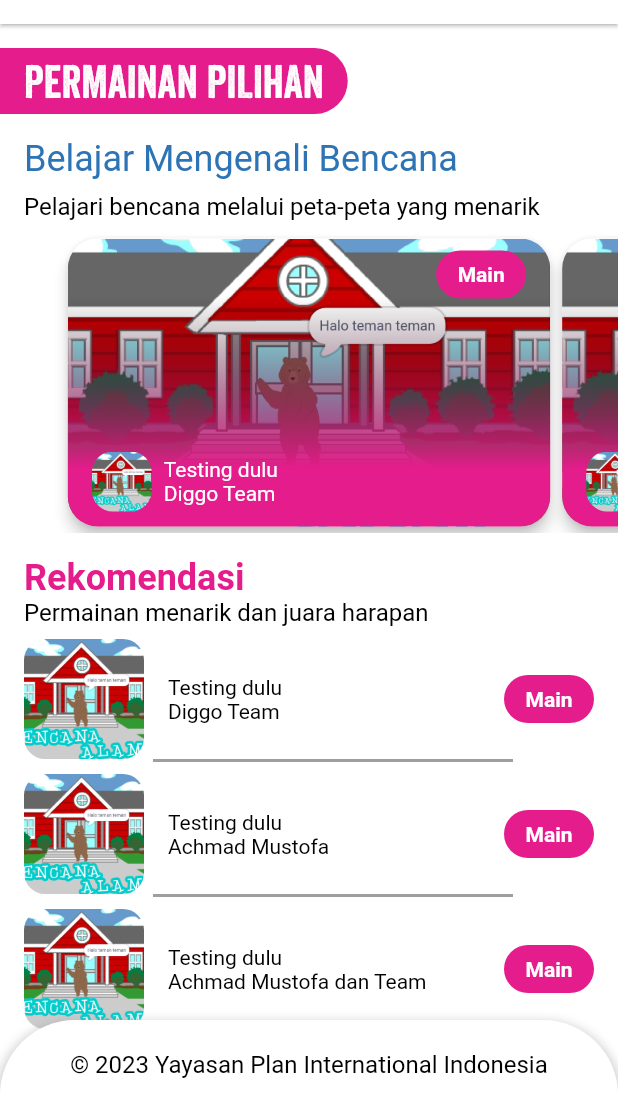
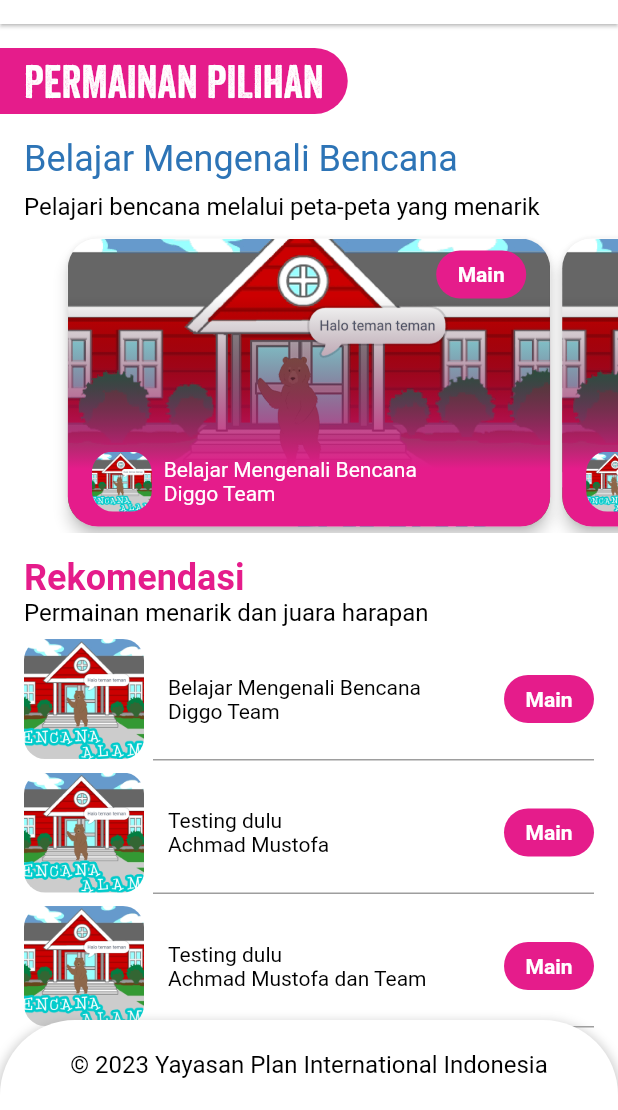
Before and after one commit to gofur/safe_school_game, a Flutter app: the GameList screen opened by its route, on a phone screen of 412 x 824 dp, the part 126-1236 px from its top. Run offline on Flutter 3.47's test engine with Material 2 defaults, Android fonts, the phone set to English and light mode, and no system bars; drawn by our look-alikes of auto_size_text; our stand-ins replace connectivity_plus, rxdart, webview_flutter; Roboto replaces fonts that are missing (Monserrat).

Commit message:
Update: game model

```diff
--- a/lib/game_item.dart
+++ b/lib/game_item.dart
@@ -1,16 +1,39 @@
 import 'package:auto_size_text/auto_size_text.dart';
 import 'package:flutter/material.dart';
+import 'package:safe_school_game/game_detail.dart';
 import 'package:safe_school_game/models/game.dart';
+import 'package:safe_school_game/utils/webview.dart';
+import 'package:url_launcher/url_launcher.dart';
 
 class GameItem extends StatelessWidget {
   final Game game;
   const GameItem({Key? key, required this.game}) : super(key: key);
 
+Future<void> _launchInWebViewOrVC(Uri url) async {
+    if (!await launchUrl(
+      url,
+      mode: LaunchMode.inAppWebView,
+    )) {
+      throw Exception('Could not launch $url');
+    }
+  }
+
+
   @override
   Widget build(BuildContext context) {
-    return Card(
+    return GestureDetector(
+      onTap: (){
+        // Pushing a route directly, WITHOUT using a named route
+        Navigator.of(context).push(
+          // With MaterialPageRoute, you can pass data between pages,
+          // but if you have a more complex app, you will quickly get lost.
+          MaterialPageRoute(
+            builder: (context) => GameDetail(game: game),
+          ),
+        );
+      },
+      child: Card(
         elevation: 4.0,
-      // color: color,
         shape: RoundedRectangleBorder(
           borderRadius: BorderRadius.circular(20),
         ),
@@ -44,7 +67,16 @@ class GameItem extends StatelessWidget {
                 crossAxisAlignment: CrossAxisAlignment.start,
                 mainAxisAlignment: MainAxisAlignment.spaceBetween,
                 children: <Widget>[
-                Padding(
+                  GestureDetector(
+                    onTap: (){
+                      // Navigator.of(context).push(MaterialPageRoute(
+                      //   builder: (BuildContext context) =>
+                      //       WebviewScaffold(url: game.url)));
+                        Uri url = Uri.parse(game.url);
+
+                      _launchInWebViewOrVC(url);
+                    },
+                    child: Padding(
                       padding: const EdgeInsets.only(top: 8.0),
                       child: Align(
                           alignment: Alignment.topRight,
@@ -66,6 +98,7 @@ class GameItem extends StatelessWidget {
                               textAlign: TextAlign.center,
                             ),
                           )),
+                    ),
                   ),
                   Row(
                     mainAxisAlignment: MainAxisAlignment.spaceBetween,
@@ -112,6 +145,7 @@ class GameItem extends StatelessWidget {
             ),
           ]),
         ),
+      ),
     );
   }
 }
@@ -122,7 +156,18 @@ class GameItemHorizontal extends StatelessWidget {
 
   @override
   Widget build(BuildContext context) {
-    return Row(mainAxisAlignment: MainAxisAlignment.spaceBetween, children: [
+    return GestureDetector(
+      onTap: () {
+        // Pushing a route directly, WITHOUT using a named route
+        Navigator.of(context).push(
+          // With MaterialPageRoute, you can pass data between pages,
+          // but if you have a more complex app, you will quickly get lost.
+          MaterialPageRoute(
+            builder: (context) => GameDetail(game: game),
+          ),
+        );
+      },
+      child: Row(mainAxisAlignment: MainAxisAlignment.spaceBetween, children: [
         Container(
           width: 80,
           height: 80,
@@ -137,8 +182,6 @@ class GameItemHorizontal extends StatelessWidget {
           ),
         ),
         const Padding(padding: EdgeInsets.only(left: 16.0)),
-
-
         Expanded(
           child: Column(
             crossAxisAlignment: CrossAxisAlignment.start,
@@ -154,12 +197,16 @@ class GameItemHorizontal extends StatelessWidget {
                 maxLines: 2,
                 style: const TextStyle(color: Colors.black),
               ),
-
             ],
           ),
         ),
-
-      Container(
+        GestureDetector(
+          onTap: () {
+              Navigator.of(context).push(MaterialPageRoute(
+                builder: (BuildContext context) =>
+                    WebviewScaffold(url: game.url)));
+          },
+          child: Container(
             width: 60,
             padding: const EdgeInsets.all(8.0),
             decoration: const BoxDecoration(
@@ -177,6 +224,8 @@ class GameItemHorizontal extends StatelessWidget {
               textAlign: TextAlign.center,
             ),
           ),
-    ]);
+        ),
+      ]),
+    );
   }
 }
--- a/lib/game_list.dart
+++ b/lib/game_list.dart
@@ -142,8 +142,8 @@ class _GameListState extends State<GameList> {
                             padding: const EdgeInsets.only(left: 86.0),
                             child: Container(
                               color: Colors.grey,
-                              height: 2.0,
-                              width: 240,
+                              height: 1.0,
+                              width: MediaQuery.of(context).size.width,
                             ),
                           ),
                           const SizedBox(
--- a/lib/main.dart
+++ b/lib/main.dart
@@ -20,7 +20,7 @@ class MyApp extends StatelessWidget {
       initialRoute: '/',
       routes: <String, WidgetBuilder>{
         '/': (context) => const HomePage(),
-        '/games': (context) => const GameList(),
+        '/games': (context) => const GameList()
       },
     );
   }
--- a/lib/models/game.dart
+++ b/lib/models/game.dart
@@ -1,16 +1,32 @@
-
 class Game {
   final String url;
   final String image;
   final String icon;
   final String title;
   final String author;
+  final String description;
+  final String difficult;
+  final String educationContent;
+  final String reference;
+  final String shortInformation;
+  final List<GameImages> images;
 
-  Game({
-    required this.url,
-    required this.image,
-    required this.icon,
-    required this.title,
-    required this.author
-  });
+  Game(
+      {required this.url,
+      required this.image,
+      required this.icon,
+      required this.title,
+      required this.author,
+      required this.description,
+      required this.difficult,
+      required this.educationContent,
+      required this.reference,
+      required this.shortInformation,
+      required this.images});
 }
+
+class GameImages {
+  final String images;
+
+  GameImages({required this.images});
+}
--- a/lib/resources/app_games.dart
+++ b/lib/resources/app_games.dart
@@ -2,27 +2,52 @@ import 'package:safe_school_game/models/game.dart';
 
 List<Game> appGames = [
   Game(
-      url: 'kiku.png',
+      url: 'https://simmer.io/@Pakqori/belajar-mengenali-bencana-diggo',
+      title: "Belajar Mengenali Bencana",
+      icon: "assets/images/kuki/kuki.png",
+      image: "assets/images/kuki/kuki.png",
+      author: "Diggo Team",
+      description: "Pelajari macam-macam",
+      difficult: "20",
+      educationContent: "30",
+      shortInformation: "Apa aja deh",
+      reference: "bla bla",
+      images: [
+        GameImages(images: "assets/images/kuki/kuki.png"),
+        GameImages(images: "assets/images/kuki/kuki.png"),
+        GameImages(images: "assets/images/kuki/kuki.png"),
+      ]),
+  Game(
+      url: 'https://www.google.com',
       title: "Testing dulu",
       icon: "assets/images/kuki/kuki.png",
       image: "assets/images/kuki/kuki.png",
-      author: "Diggo Team"),
+      author: "Achmad Mustofa",
+      description: "Pelajari macam-macam aja",
+      difficult: "10",
+      educationContent: "50",
+      shortInformation: "ok deh",
+      reference: "bla bla",
+      images: [
+        GameImages(images: "assets/images/kuki/kuki.png"),
+        GameImages(images: "assets/images/kuki/kuki.png"),
+        GameImages(images: "assets/images/kuki/kuki.png"),
+      ]),
   Game(
-      url: 'kiku.png',
+      url: 'https://www.google.com',
       title: "Testing dulu",
       icon: "assets/images/kuki/kuki.png",
       image: "assets/images/kuki/kuki.png",
-      author: "Achmad Mustofa"),
-  Game(
-      url: 'kiku.png',
-      title: "Testing dulu",
-      icon: "assets/images/kuki/kuki.png",
-      image: "assets/images/kuki/kuki.png",
-      author: "Achmad Mustofa dan Team"),
-  Game(
-      url: 'kiku.png',
-      title: "Testing dulu",
-      icon: "assets/images/kuki/kuki.png",
-      image: "assets/images/kuki/kuki.png",
-      author: "Randy"),
+      author: "Achmad Mustofa dan Team",
+      description: "Pelajari macam-macam aja",
+      difficult: "10",
+      educationContent: "50",
+      shortInformation: "sip coy",
+      reference: "dasdmad",
+      images: [
+        GameImages(images: "assets/images/kuki/kuki.png"),
+        GameImages(images: "assets/images/kuki/kuki.png"),
+        GameImages(images: "assets/images/kuki/kuki.png"),
+      ]),
+
 ];
--- a/pubspec.yaml
+++ b/pubspec.yaml
@@ -35,6 +35,9 @@ dependencies:
   connectivity_plus: ^3.0.6
   infinite_carousel: ^1.0.2
   cached_network_image: ^3.2.0
+  webview_flutter: ^2.1.0
+  rxdart: ^0.27.3
+  url_launcher: ^6.1.10
 
 
   # The following adds the Cupertino Icons font to your application.
```
Also changed, not shown: lib/game_detail.dart (added, +20 -0 lines), lib/utils/webview.dart (added, +172 -0 lines), assets/images/kuki/kuki.png, pubspec.lock, 1 other file. Lines whose indentation alone changed are shown as unchanged.
